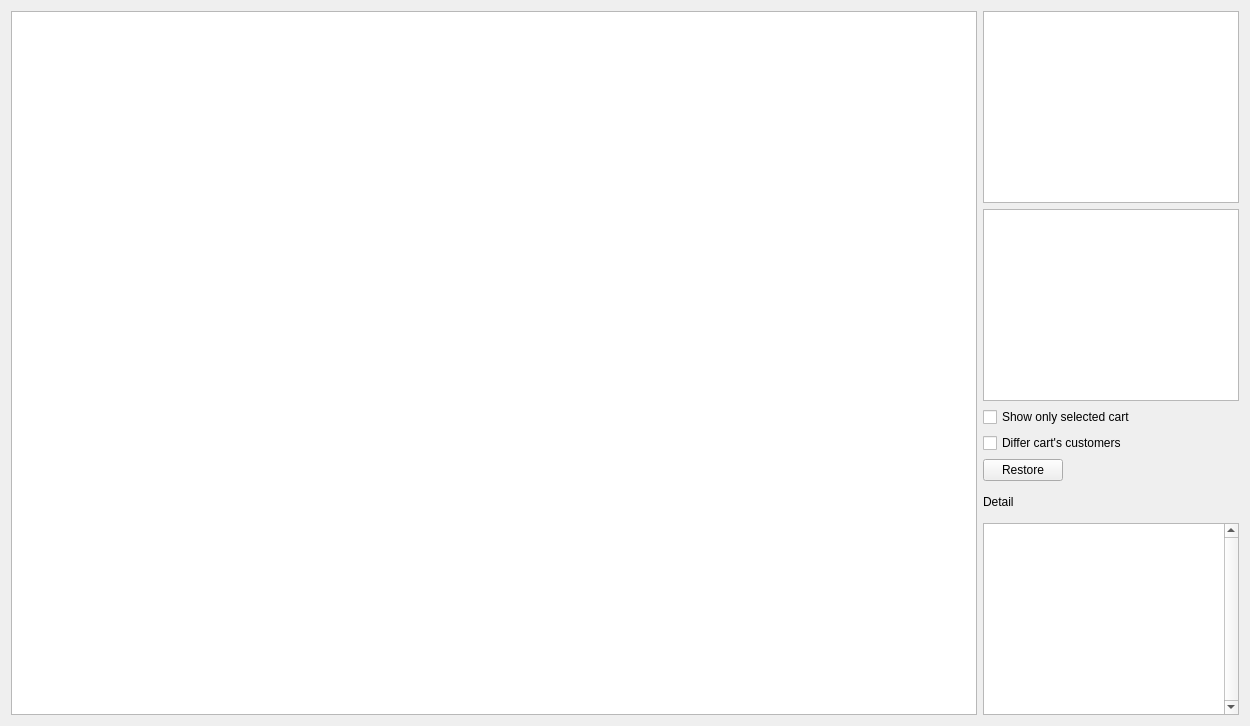
Above: warehouse_visualizer/src/warehouseview.ui from JohnyDevp/bachelor_work before the change. Below: the same form after it.
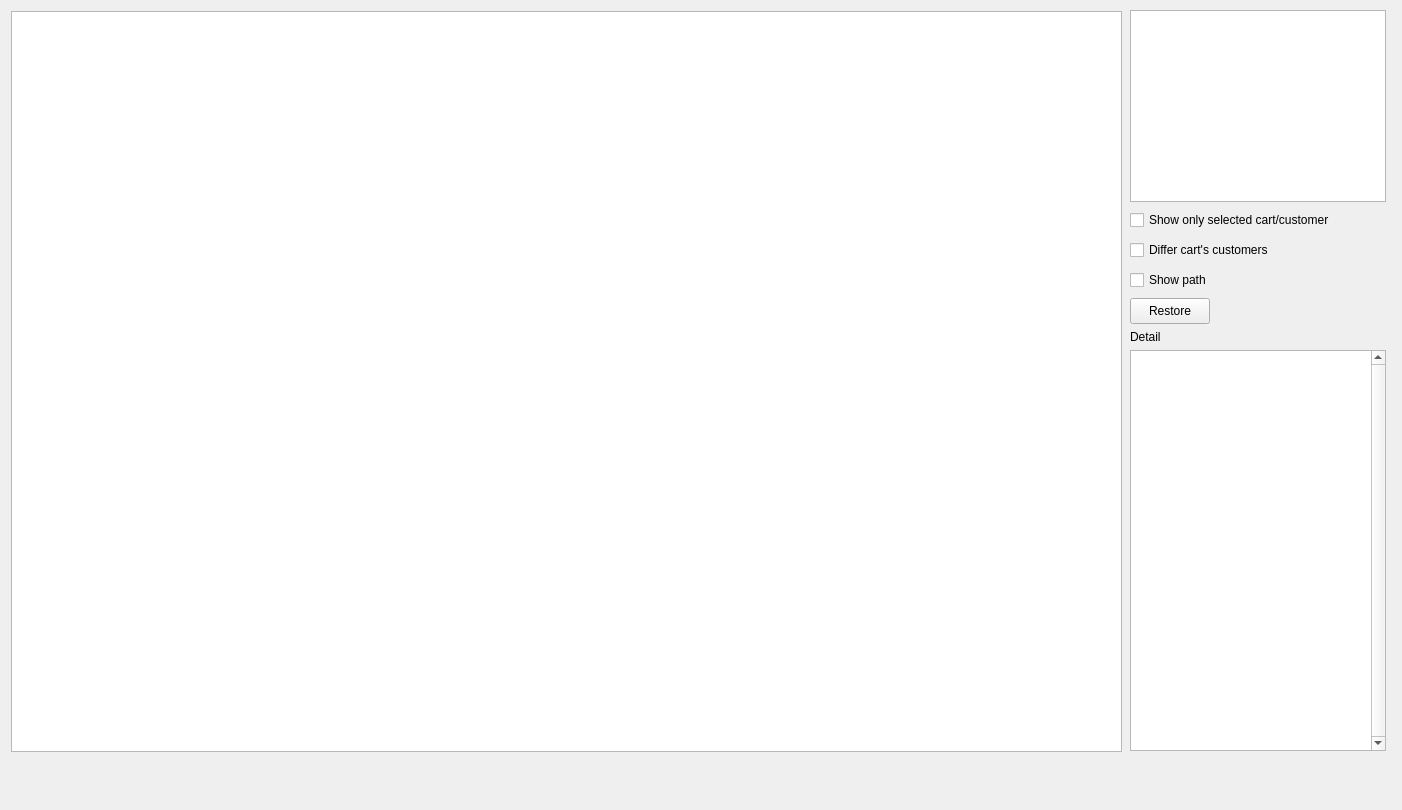
That is the form after the change.

Diff of the .ui file:
```diff
--- a/warehouse_visualizer/src/warehouseview.ui
+++ b/warehouse_visualizer/src/warehouseview.ui
@@ -9,8 +9,8 @@
    <rect>
     <x>0</x>
     <y>0</y>
-    <width>1250</width>
-    <height>726</height>
+    <width>1402</width>
+    <height>810</height>
    </rect>
   </property>
   <property name="sizePolicy">
@@ -25,11 +25,34 @@
   <property name="windowTitle">
    <string>Form</string>
   </property>
-  <layout class="QGridLayout" name="gridLayout_3">
-   <item row="0" column="0">
-    <layout class="QGridLayout" name="gridLayout_2">
-     <item row="0" column="0" rowspan="6">
+  <widget class="QCheckBox" name="checkBox_showPath">
+   <property name="geometry">
+    <rect>
+     <x>1130</x>
+     <y>268</y>
+     <width>96</width>
+     <height>24</height>
+    </rect>
+   </property>
+   <property name="sizePolicy">
+    <sizepolicy hsizetype="Fixed" vsizetype="Fixed">
+     <horstretch>0</horstretch>
+     <verstretch>0</verstretch>
+    </sizepolicy>
+   </property>
+   <property name="text">
+    <string>Show path</string>
+   </property>
+  </widget>
       <widget class="QGraphicsView" name="graphicsView">
+   <property name="geometry">
+    <rect>
+     <x>11</x>
+     <y>11</y>
+     <width>1111</width>
+     <height>741</height>
+    </rect>
+   </property>
        <property name="sizePolicy">
         <sizepolicy hsizetype="Fixed" vsizetype="Fixed">
          <horstretch>0</horstretch>
@@ -43,19 +66,15 @@
         </size>
        </property>
       </widget>
-     </item>
-     <item row="0" column="1">
       <widget class="QListWidget" name="listWidget">
-       <property name="sizePolicy">
-        <sizepolicy hsizetype="Fixed" vsizetype="Fixed">
-         <horstretch>0</horstretch>
-         <verstretch>0</verstretch>
-        </sizepolicy>
-       </property>
-      </widget>
-     </item>
-     <item row="1" column="1">
-      <widget class="QListWidget" name="listWidget_2">
+   <property name="geometry">
+    <rect>
+     <x>1130</x>
+     <y>10</y>
+     <width>256</width>
+     <height>192</height>
+    </rect>
+   </property>
        <property name="sizePolicy">
         <sizepolicy hsizetype="Fixed" vsizetype="Fixed">
          <horstretch>0</horstretch>
@@ -63,22 +82,15 @@
         </sizepolicy>
        </property>
       </widget>
-     </item>
-     <item row="2" column="1">
       <widget class="QCheckBox" name="checkBox_sosc">
-       <property name="sizePolicy">
-        <sizepolicy hsizetype="Fixed" vsizetype="Fixed">
-         <horstretch>0</horstretch>
-         <verstretch>0</verstretch>
-        </sizepolicy>
-       </property>
-       <property name="text">
-        <string>Show only selected cart</string>
-       </property>
-      </widget>
-     </item>
-     <item row="3" column="1">
-      <widget class="QCheckBox" name="checkBox_dcc">
+   <property name="geometry">
+    <rect>
+     <x>1130</x>
+     <y>208</y>
+     <width>251</width>
+     <height>24</height>
+    </rect>
+   </property>
        <property name="sizePolicy">
         <sizepolicy hsizetype="Fixed" vsizetype="Fixed">
          <horstretch>0</horstretch>
@@ -86,12 +98,18 @@
         </sizepolicy>
        </property>
        <property name="text">
-        <string>Differ cart's customers</string>
-       </property>
-      </widget>
-     </item>
-     <item row="4" column="1">
+    <string>Show only selected cart/customer</string>
+   </property>
+  </widget>
       <widget class="QPushButton" name="btnRestore">
+   <property name="geometry">
+    <rect>
+     <x>1130</x>
+     <y>298</y>
+     <width>80</width>
+     <height>26</height>
+    </rect>
+   </property>
        <property name="sizePolicy">
         <sizepolicy hsizetype="Fixed" vsizetype="Fixed">
          <horstretch>0</horstretch>
@@ -102,13 +120,20 @@
         <string>Restore</string>
        </property>
       </widget>
-     </item>
-     <item row="5" column="1">
-      <layout class="QGridLayout" name="gridLayout">
+  <widget class="QWidget" name="">
+   <property name="geometry">
+    <rect>
+     <x>1130</x>
+     <y>330</y>
+     <width>264</width>
+     <height>427</height>
+    </rect>
+   </property>
+   <layout class="QFormLayout" name="formLayout">
        <item row="0" column="0">
         <widget class="QLabel" name="label">
          <property name="sizePolicy">
-          <sizepolicy hsizetype="Fixed" vsizetype="Preferred">
+       <sizepolicy hsizetype="Fixed" vsizetype="Fixed">
            <horstretch>0</horstretch>
            <verstretch>0</verstretch>
           </sizepolicy>
@@ -129,16 +154,38 @@
            <verstretch>0</verstretch>
           </sizepolicy>
          </property>
+      <property name="minimumSize">
+       <size>
+        <width>0</width>
+        <height>401</height>
+       </size>
+      </property>
          <property name="verticalScrollBarPolicy">
           <enum>Qt::ScrollBarAlwaysOn</enum>
          </property>
         </widget>
        </item>
       </layout>
-     </item>
-    </layout>
-   </item>
-  </layout>
+  </widget>
+  <widget class="QCheckBox" name="checkBox_dcc">
+   <property name="geometry">
+    <rect>
+     <x>1130</x>
+     <y>238</y>
+     <width>176</width>
+     <height>24</height>
+    </rect>
+   </property>
+   <property name="sizePolicy">
+    <sizepolicy hsizetype="Fixed" vsizetype="Fixed">
+     <horstretch>0</horstretch>
+     <verstretch>0</verstretch>
+    </sizepolicy>
+   </property>
+   <property name="text">
+    <string>Differ cart's customers</string>
+   </property>
+  </widget>
  </widget>
  <resources/>
  <connections/>
```
Lines whose indentation alone changed are shown as unchanged.
